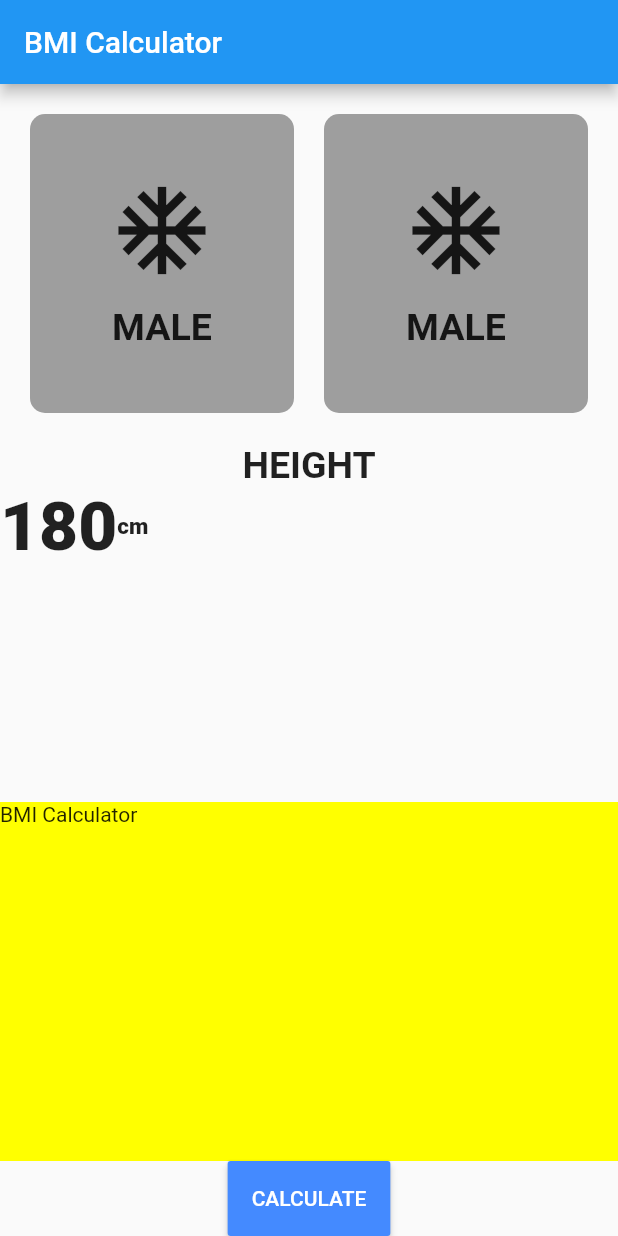
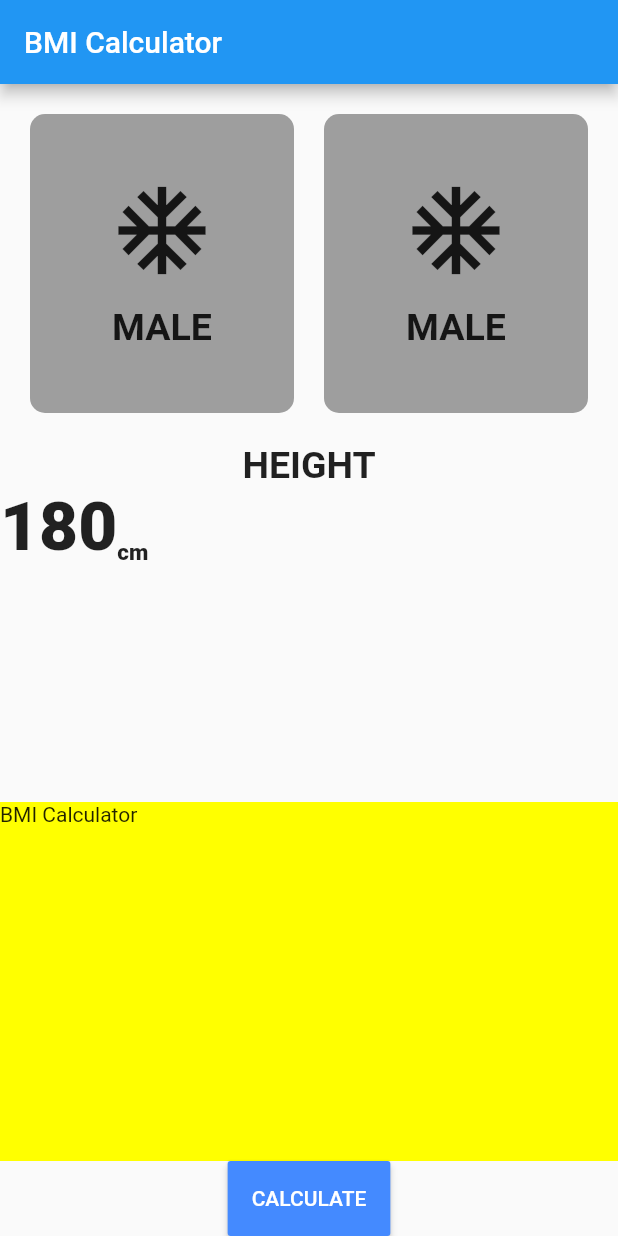
Before and after one commit to Devsaci/bmi_calculator_mansour, a Flutter app: the screen it shows after launch, on a phone screen of 412 x 824 dp. Run offline on Flutter 3.47's test engine with Material 2 defaults, Android fonts, the phone set to English and light mode, and no system bars.

Commit message:
CrossAxisAlignment.end

```diff
--- a/lib/bmi_screen.dart
+++ b/lib/bmi_screen.dart
@@ -5,6 +5,7 @@ import 'dart:ui';
 import 'package:flutter/cupertino.dart';
 import 'package:flutter/material.dart';
 import 'package:flutter/rendering.dart';
+import 'package:flutter/widgets.dart';
 
 class BmiScreen extends StatefulWidget {
   const BmiScreen({Key? key}) : super(key: key);
@@ -89,6 +90,7 @@ class _BmiScreenState extends State<BmiScreen> {
                       fontSize: 25, fontWeight: FontWeight.bold),
                 ),
                 Row(
+                  crossAxisAlignment: CrossAxisAlignment.end,
                   children: [
                     Text(
                       '180',
```
